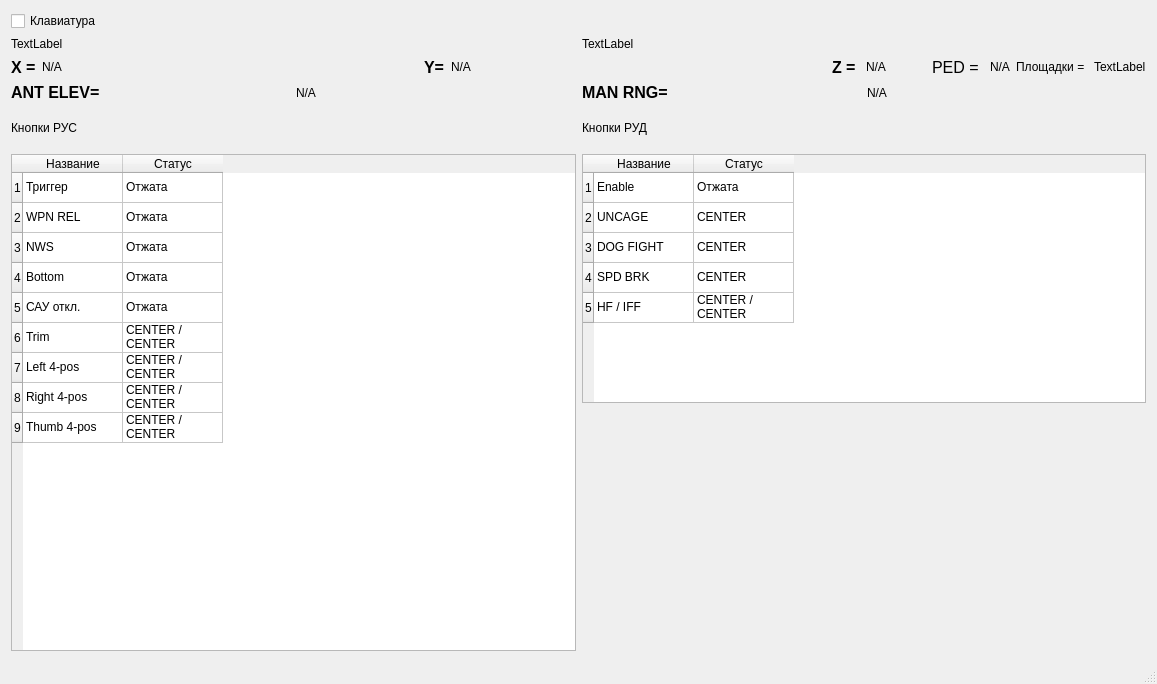
First picture: the form in mainwindow.ui, repository FedorGurin/WidgetJoy, before the edit.
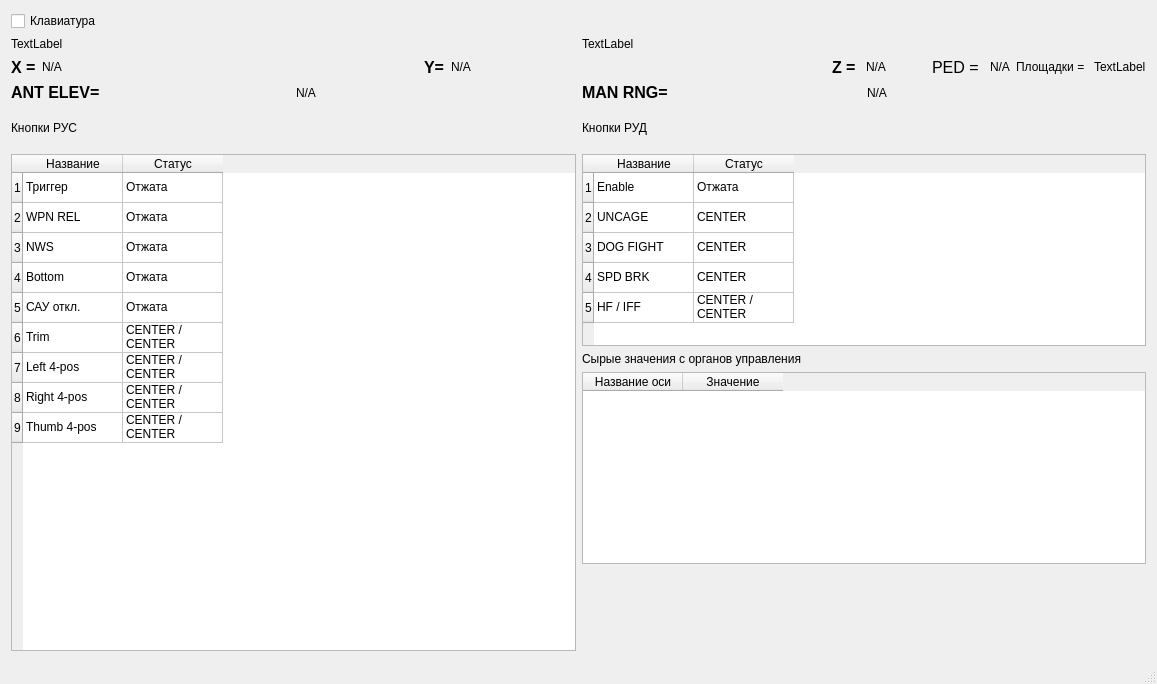
Second picture: the form after the edit.

What changed in the file:
```diff
--- a/mainwindow.ui
+++ b/mainwindow.ui
@@ -594,6 +594,27 @@
             </item>
            </widget>
           </item>
+          <item>
+           <widget class="QLabel" name="label_4">
+            <property name="text">
+             <string>Сырые значения с органов управления</string>
+            </property>
+           </widget>
+          </item>
+          <item>
+           <widget class="QTableWidget" name="tableWidget">
+            <column>
+             <property name="text">
+              <string>Название оси</string>
+             </property>
+            </column>
+            <column>
+             <property name="text">
+              <string>Значение</string>
+             </property>
+            </column>
+           </widget>
+          </item>
           <item>
            <spacer name="verticalSpacer">
             <property name="orientation">
```
Left out of the diff: 2 changed lines with no effect on the pictures.
